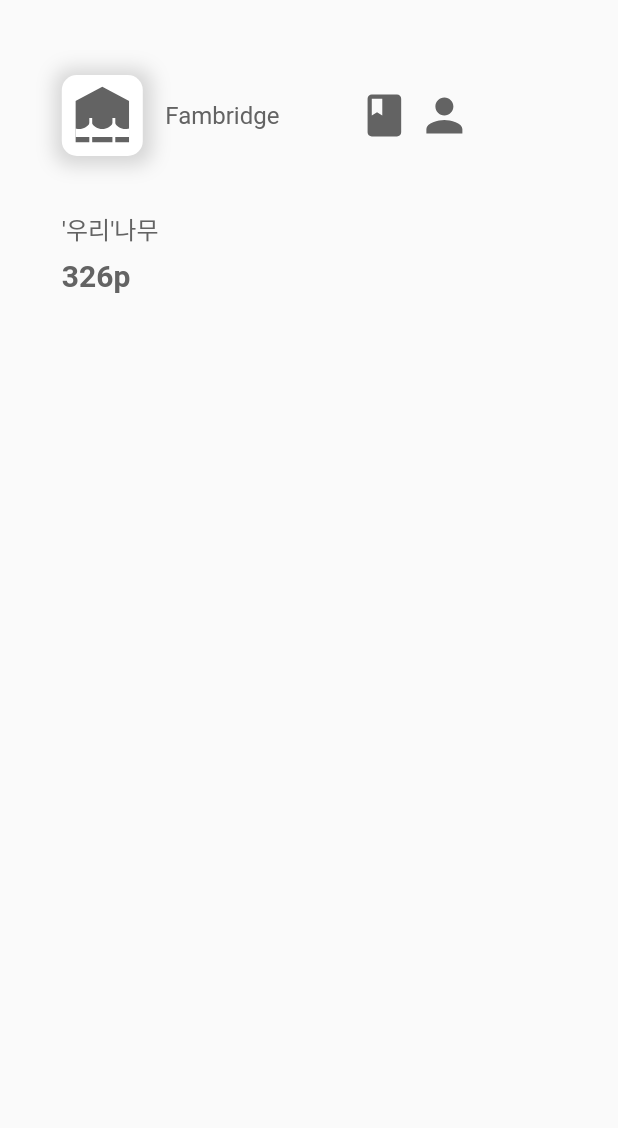
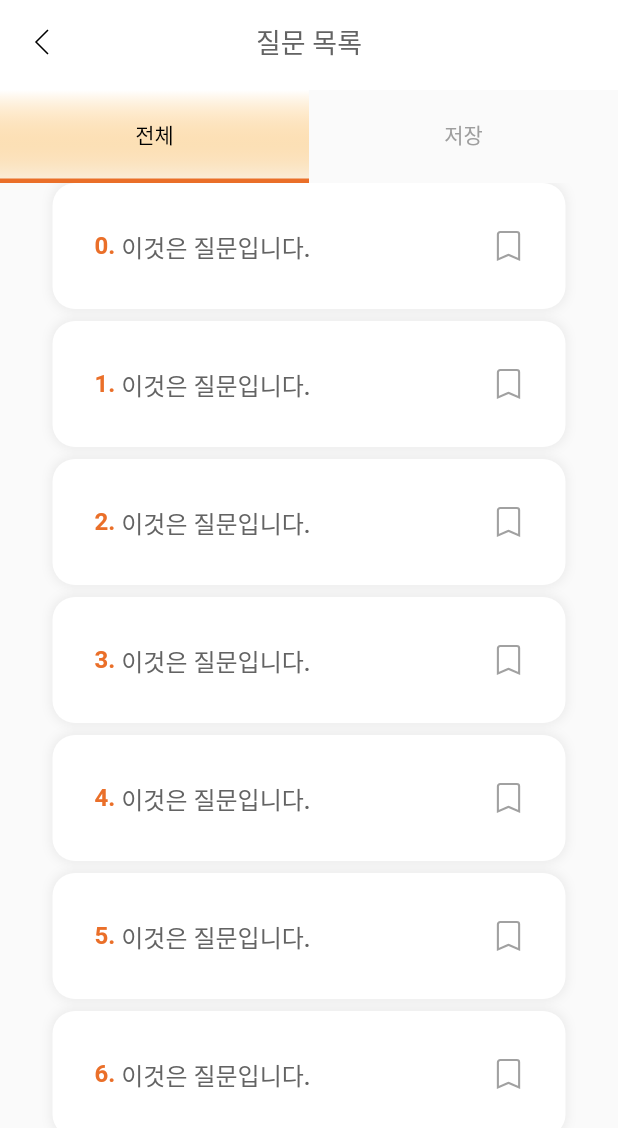
Before and after one commit to NORITHON/fambridge, a Flutter app: the screen it shows after launch, on a phone screen of 412 x 824 dp. Shown: the top 1128 px of the screen. Run offline on Flutter 3.47's test engine with Material 2 defaults, Android fonts, the phone set to English and light mode, and no system bars; our stand-ins replace cloud_firestore, firebase_auth, firebase_core, flutter_svg, get, google_sign_in and 1 more; accounts and stored records are empty; Roboto replaces fonts that are missing (GmarketSans); project files that could hold a hidden picture were left out.

Commit message:
create myPage

```diff
--- a/lib/app/app.dart
+++ b/lib/app/app.dart
@@ -22,7 +22,7 @@ class _MyAppState extends State<MyApp> {
     return GetMaterialApp(
       debugShowCheckedModeBanner: false,
       title: 'norithon',
-      initialRoute: Routes.homeRoute,
+      initialRoute: Routes.myPageRoute,
       // theme: getApplicationTheme(),
       getPages: getPages,
     );
--- a/lib/presentation/home/home.dart
+++ b/lib/presentation/home/home.dart
@@ -1,7 +1,9 @@
 import 'package:fambridge/presentation/resources/assets_manager.dart';
 import 'package:fambridge/presentation/resources/color_manager.dart';
+import 'package:fambridge/presentation/resources/getx_routes_manager.dart';
 import 'package:flutter/material.dart';
 import 'package:flutter_svg/svg.dart';
+import 'package:get/get.dart';
 
 import '../resources/font_manager.dart';
 
@@ -28,7 +30,7 @@ class _HomeViewState extends State<HomeView> {
         child: Container(
           child: Padding(
             padding: EdgeInsets.symmetric(
-                horizontal: MediaQuery.of(context).size.width * 0.1),
+                horizontal: MediaQuery.of(context).size.width * 0.12),
             child: Column(
               crossAxisAlignment: CrossAxisAlignment.start,
               children: [
@@ -90,9 +92,11 @@ class _HomeTop extends StatelessWidget {
           ),
         ),
         SizedBox(width: 15),
-        Text(
-          "Fambridge",
-          style: textStyle,
+        Expanded(
+          child: Text(
+            "Fambridge",
+            style: textStyle,
+          ),
         ),
         SizedBox(width: 50),
         Container(
@@ -120,7 +124,9 @@ class _HomeTop extends StatelessWidget {
               width: 40,
               height: 40,
             ),
-            onPressed: () {}, //do something,
+            onPressed: () {
+              Get.toNamed(Routes.myPageRoute);
+            }, //do something,
           ),
         ),
       ],
--- /dev/null
+++ b/lib/presentation/mypage/mypage.dart
@@ -0,0 +1,223 @@
+import 'package:fambridge/presentation/resources/assets_manager.dart';
+import 'package:fambridge/presentation/resources/color_manager.dart';
+import 'package:fambridge/presentation/resources/styles_manager.dart';
+import 'package:flutter/material.dart';
+import 'package:flutter_svg/svg.dart';
+
+class MyPageView extends StatefulWidget {
+  const MyPageView({super.key});
+
+  @override
+  State<MyPageView> createState() => _MyPageViewState();
+}
+
+class _MyPageViewState extends State<MyPageView> with TickerProviderStateMixin {
+  late TabController _tabController;
+
+  @override
+  void initState() {
+    _tabController = TabController(
+      length: 2,
+      vsync: this, //vsync에 this 형태로 전달해야 애니메이션이 정상 처리됨
+    );
+    super.initState();
+  }
+
+  @override
+  Widget build(BuildContext context) {
+    return Scaffold(
+      appBar: _MypageAppBar(),
+      body: Column(
+        children: [
+          _TapBar(tabController: _tabController),
+          Expanded(
+            child: _TapbarView(tabController: _tabController),
+          ),
+        ],
+      ),
+    );
+  }
+
+  PreferredSizeWidget _MypageAppBar() {
+    return PreferredSize(
+      preferredSize: const Size.fromHeight(60),
+      child: AppBar(
+        title: Text(
+          "질문 목록",
+          style: getMediumStyle(
+            fontSize: 18,
+            color: ColorManager.grey,
+          ),
+        ),
+        centerTitle: true,
+        backgroundColor: ColorManager.white,
+        leading: SvgPicture.asset(
+          ImageAssets.back,
+          height: 5,
+          width: 5,
+          fit: BoxFit.scaleDown,
+        ),
+        elevation: 0.0,
+      ),
+    );
+  }
+}
+
+class _TapbarView extends StatelessWidget {
+  const _TapbarView({
+    Key? key,
+    required TabController tabController,
+  })  : _tabController = tabController,
+        super(key: key);
+
+  final TabController _tabController;
+
+  @override
+  Widget build(BuildContext context) {
+    return TabBarView(
+      controller: _tabController,
+      children: [
+        //전체 목록
+        Container(
+          child: Padding(
+            padding: const EdgeInsets.symmetric(horizontal: 35),
+            child: ListView.separated(
+              itemCount: 7,
+              itemBuilder: (context, index) {
+                return QuestListComponent(
+                  number: index,
+                  question: "이것은 질문입니다.",
+                );
+              },
+              separatorBuilder: (BuildContext context, int index) =>
+                  const SizedBox(
+                height: 8,
+              ),
+            ),
+          ),
+        ),
+        //저장 목록
+        Container(
+          child: Padding(
+            padding: const EdgeInsets.symmetric(horizontal: 35),
+            child: ListView.separated(
+              itemCount: 7,
+              itemBuilder: (context, index) {
+                return QuestListComponent(
+                  number: index,
+                  question: "이것은 질문입니다.",
+                );
+              },
+              separatorBuilder: (BuildContext context, int index) =>
+                  const SizedBox(
+                height: 8,
+              ),
+            ),
+          ),
+        ),
+      ],
+    );
+  }
+}
+
+class _TapBar extends StatelessWidget {
+  const _TapBar({
+    Key? key,
+    required TabController tabController,
+  })  : _tabController = tabController,
+        super(key: key);
+
+  final TabController _tabController;
+
+  @override
+  Widget build(BuildContext context) {
+    return Container(
+      child: TabBar(
+        tabs: [
+          Container(
+            height: 60,
+            alignment: Alignment.center,
+            child: Text(
+              '전체',
+            ),
+          ),
+          Container(
+            height: 60,
+            alignment: Alignment.center,
+            child: Text(
+              '저장',
+            ),
+          ),
+        ],
+        indicator: BoxDecoration(
+          border: Border(
+            bottom: BorderSide(width: 3, color: ColorManager.orange),
+          ),
+          gradient: LinearGradient(
+            //배경 그라데이션 적용
+            begin: Alignment.topCenter,
+            end: Alignment.bottomCenter,
+            colors: [
+              Colors.white,
+              Colors.orange.withOpacity(0.1),
+            ],
+          ),
+        ),
+        labelColor: Colors.black,
+        unselectedLabelColor: Colors.grey,
+        controller: _tabController,
+      ),
+    );
+  }
+}
+
+class QuestListComponent extends StatelessWidget {
+  final int number;
+  final String question;
+
+  const QuestListComponent({
+    Key? key,
+    required this.number,
+    required this.question,
+  }) : super(key: key);
+
+  @override
+  Widget build(BuildContext context) {
+    return Container(
+      padding: EdgeInsets.fromLTRB(28, 30, 28, 30),
+      decoration: BoxDecoration(
+        borderRadius: BorderRadius.all(Radius.circular(15)),
+        color: ColorManager.white,
+        boxShadow: [
+          BoxShadow(
+            color: ColorManager.grey.withOpacity(0.1),
+            spreadRadius: 1,
+            blurRadius: 5,
+            offset: Offset(0, 0), // changes position of shadow
+          )
+        ],
+      ),
+      child: Row(
+        children: [
+          Text(
+            "${number.toString()}. ",
+            style: getBoldStyle(
+              color: ColorManager.orange,
+              fontSize: 16,
+            ),
+          ),
+          Expanded(
+            child: Text(
+              question,
+              style: getMediumStyle(
+                color: ColorManager.grey,
+                fontSize: 16,
+              ),
+            ),
+          ),
+          SvgPicture.asset(ImageAssets.saveFalse),
+        ],
+      ),
+    );
+  }
+}
--- a/lib/presentation/resources/assets_manager.dart
+++ b/lib/presentation/resources/assets_manager.dart
@@ -13,4 +13,8 @@ class ImageAssets {
   static const String fambridgeIcon = "$IMAGE_PATH/fambridge_icon.svg";
   static const String bookmark = "$IMAGE_PATH/bookmark.svg";
   static const String profile = "$IMAGE_PATH/profile.svg";
+
+  static const String back = "$IMAGE_PATH/back.svg";
+  static const String saveFalse = "$IMAGE_PATH/save_false.svg";
+  static const String saveTrue = "$IMAGE_PATH/save_true.svg";
 }
--- a/lib/presentation/resources/getx_routes_manager.dart
+++ b/lib/presentation/resources/getx_routes_manager.dart
@@ -4,6 +4,7 @@ import 'package:fambridge/presentation/forgot_password/forgot_password.dart';
 import 'package:fambridge/presentation/home/home.dart';
 import 'package:fambridge/presentation/login/login.dart';
 import 'package:fambridge/presentation/main/main_view.dart';
+import 'package:fambridge/presentation/mypage/mypage.dart';
 import 'package:fambridge/presentation/onboarding/onboarding.dart';
 import 'package:fambridge/presentation/register/register.dart';
 import 'package:fambridge/presentation/splash/splash.dart';
@@ -22,6 +23,7 @@ class Routes {
   static const String startRoute = "/start";
   static const String mainRoute = "/main";
   static const String homeRoute = "/home";
+  static const String myPageRoute = "/myPage";
   static const String verifyEmailRoute = "/verify-email";
   static const String inputFamilyCodeRoute = "/add-familyCode";
 }
@@ -68,6 +70,11 @@ List<GetPage<dynamic>> getPages = [
     transition: Transition.downToUp,
   ),
   GetPage(
+    name: Routes.myPageRoute,
+    page: () => MyPageView(),
+    transition: Transition.downToUp,
+  ),
+  GetPage(
     name: Routes.startRoute,
     page: () => StartPage(),
     transition: Transition.downToUp,
```
Also changed, not shown: assets/images/back.svg (added), assets/images/save_false.svg (added), assets/images/save_ture.svg (added).
